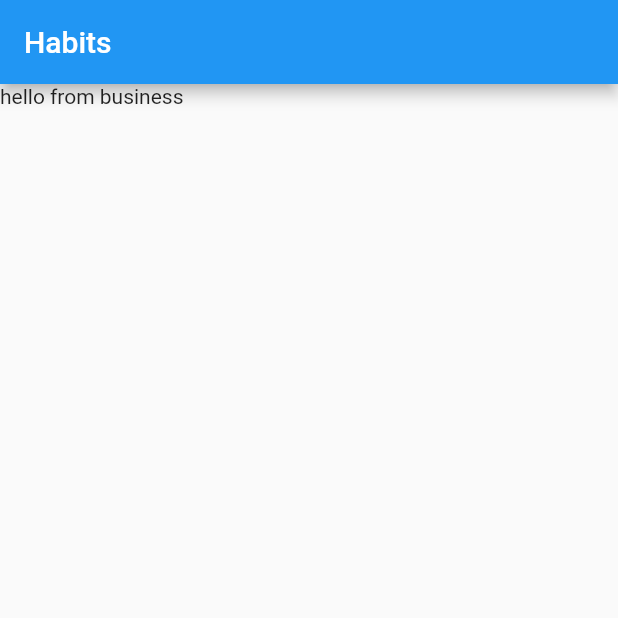
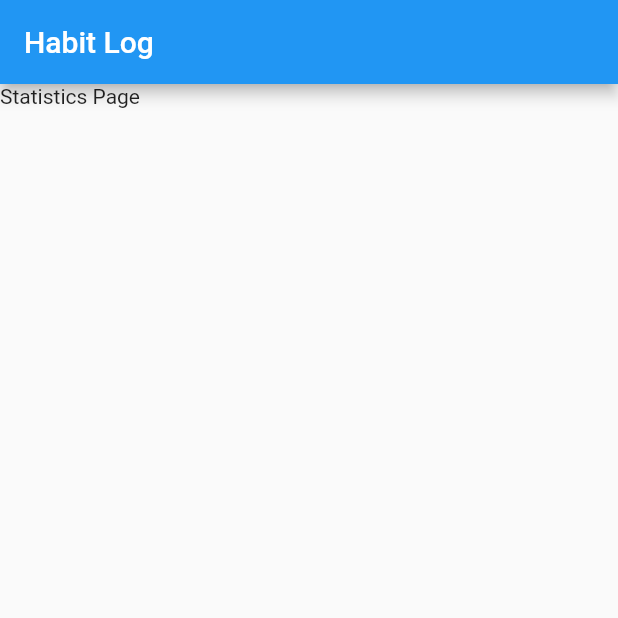
Before and after one commit to kinseyreeves/HabitLog, a Flutter app: the screen it shows after launch, item 2 of the bottom bar chosen, on a phone screen of 412 x 824 dp, the top half of it. Run offline on Flutter 3.47's test engine with Material 2 defaults, Android fonts, the phone set to English and light mode, and no system bars; our stand-ins replace weekday_selector.

Commit message:
small update

```diff
--- a/lib/database.dart
+++ b/lib/database.dart
@@ -6,8 +6,8 @@ class Database {
 
   List<Habit> habits = new List<Habit>();
 
+
   factory Database() {
-
     return _database;
   }
 
@@ -16,8 +16,12 @@ class Database {
       _database.first = false;
       print("happens once");
       habits.add(new Habit("Workout", true, [true, true, true, true, true, true, true], 10, 4));
+      habits.add(new Habit("Walk Dog", true, [true, false, true, false, true, false, true], 10, 4));
+      var date = new DateTime.now();
+      print("${date.weekday}");
     }
   }
+
 
   Database._internal();
 
--- a/lib/habit.dart
+++ b/lib/habit.dart
@@ -1,5 +1,4 @@
 class Habit {
-
 
   String _name;
   bool _repeating;
@@ -14,7 +13,10 @@ class Habit {
     _completed = 0;
   }
 
-
+  bool habitRunsToday(){
+    int dayIndex = new DateTime.now().weekday-1;
+    return _repeats[dayIndex];
+  }
 
   //getters and setters
 
--- a/lib/main.dart
+++ b/lib/main.dart
@@ -74,7 +74,7 @@ class FirstScreenState extends State {
             ),
           ]),
       appBar: AppBar(
-        title: Text('Habits'),
+        title: Text('Habit Log'),
       ),
       body: tabs[currentTabIndex],
     );
--- a/lib/stats_screen.dart
+++ b/lib/stats_screen.dart
@@ -12,7 +12,7 @@ class StatsScreen extends StatelessWidget {
     print("hello from business");
     return Scaffold(
       body: Container(
-        child: Text("hello from business"),
+        child: Text("Statistics Page"),
       ),
     );
   }
```
